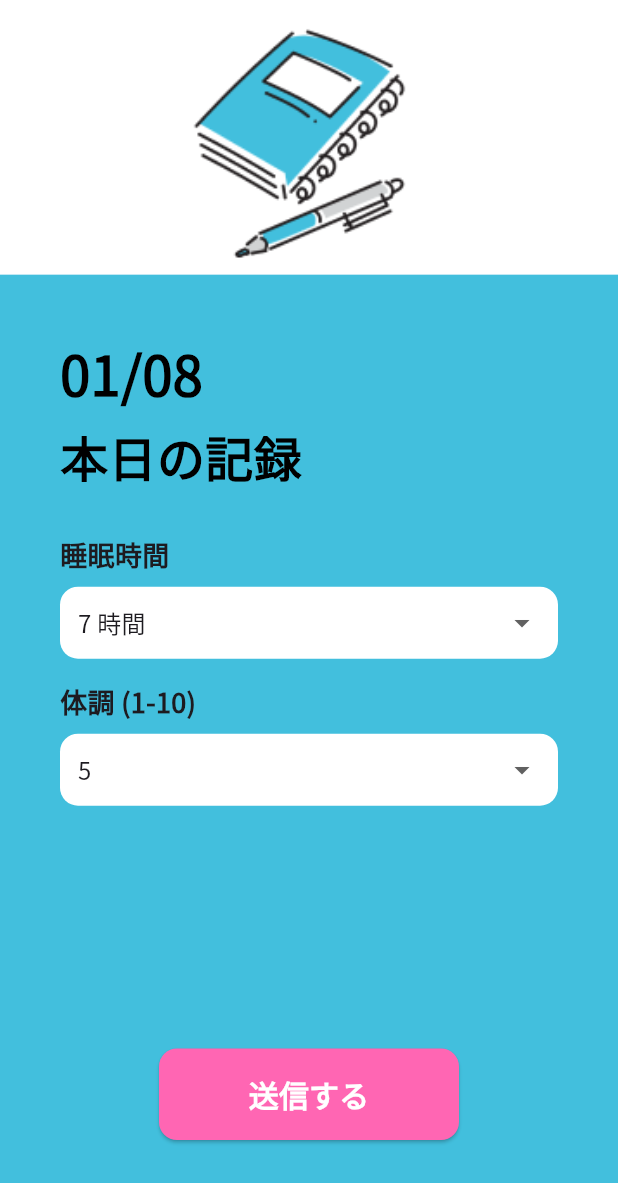
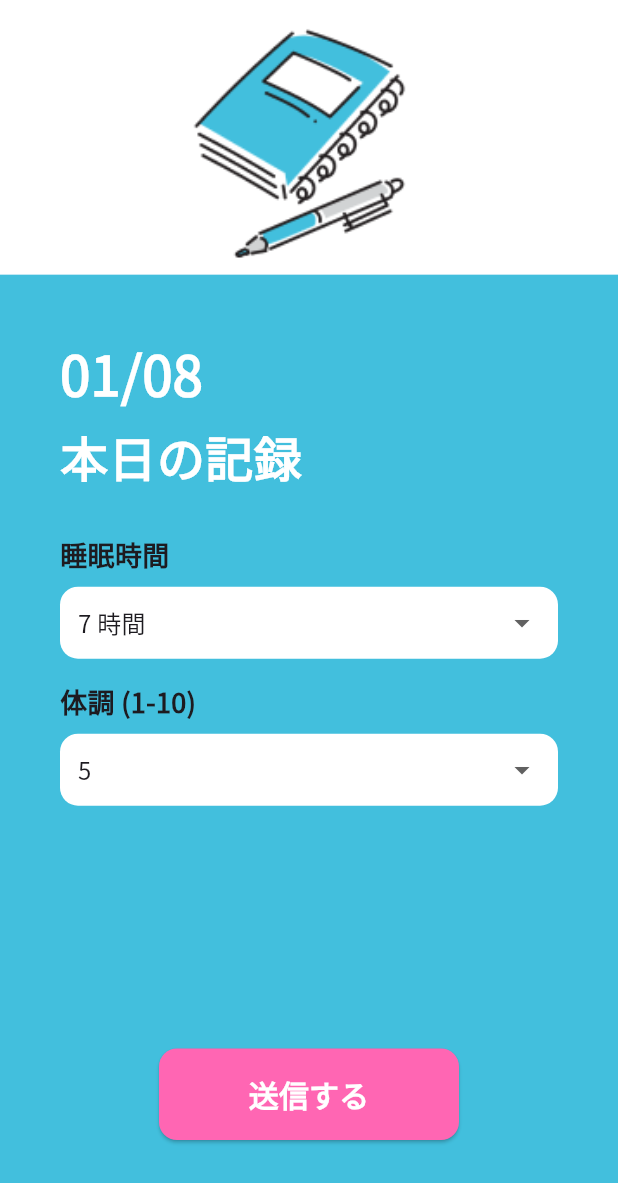
Before and after one commit to health-Care-App/health_care_app, a Flutter app: the SurveyScreen screen opened directly, on a phone screen of 412 x 824 dp. Shown: the top 1183 px of the screen. Run offline on Flutter 3.47's test engine with Material 3 defaults, Android fonts, the light colour scheme and no system bars; our stand-ins replace audioplayers, cloud_firestore, firebase_auth, firebase_core, fl_chart, flutter_svg and 3 more; accounts and stored records are empty; network calls fail; statements that could not run were skipped.

```diff
--- a/frontend/app/lib/chat/chat_screen.dart
+++ b/frontend/app/lib/chat/chat_screen.dart
@@ -9,7 +9,7 @@ import 'package:flutter/material.dart';
 import 'package:firebase_auth/firebase_auth.dart';
 import 'package:provider/provider.dart';
 import 'package:app/user_info.dart';
-// import 'package:app/survey.dart';
+import 'package:app/survey/survey.dart';
 import 'package:app/check_recent_data.dart';
 
 class ChatScreen extends StatefulWidget {
@@ -33,8 +33,7 @@ class _ChatScreenState extends State<ChatScreen> {
       Navigator.pushReplacement(
         context,
         MaterialPageRoute(
-            builder: (context) =>
-                const UserInfoScreen()), // 当日記録をしていなかったら遷移する画面
+            builder: (context) => const SurveyScreen()), // 当日記録をしていなかったら遷移する画面
       );
     }
   }
--- a/frontend/app/lib/color.dart
+++ b/frontend/app/lib/color.dart
@@ -3,4 +3,6 @@ import 'dart:ui';
 //アプリのベース色
 const baseColor = Color(0xff42BFDD);
 
+const graphColor = Color.fromARGB(255, 206, 236, 244);
+
 const pinkColor = Color(0xffFF66B3);
--- a/frontend/app/lib/survey/survey.dart
+++ b/frontend/app/lib/survey/survey.dart
@@ -36,10 +36,6 @@ class _SurveyScreenState extends State<SurveyScreen> {
         throw Exception("体調データ送信に失敗しました");
       }
 
-      ScaffoldMessenger.of(context).showSnackBar(
-        const SnackBar(content: Text("データ送信に成功しました")),
-      );
-
       Navigator.pushReplacement(
         context,
         MaterialPageRoute(builder: (context) => const ChatScreen()),
@@ -67,16 +63,16 @@ class _SurveyScreenState extends State<SurveyScreen> {
         children: [
           // 上部の白背景部分に画像を追加
           Expanded(
-            flex: 2, // flex値を3から2に変更して高さを縮小
+            flex: 2,
             child: Container(
               width: double.infinity,
               color: Colors.white,
               child: Padding(
-                padding: const EdgeInsets.all(8.0), // 余白を少し減らす
+                padding: const EdgeInsets.all(8.0),
                 child: Image.asset(
                   'assets/images/survey.png', // 画像ファイルのパス
-                  fit: BoxFit.contain, // 画像を適切にリサイズ
-                  alignment: Alignment.center, // 中央に配置
+                  fit: BoxFit.contain,
+                  alignment: Alignment.center,
                 ),
               ),
             ),
@@ -93,13 +89,13 @@ class _SurveyScreenState extends State<SurveyScreen> {
                   padding: const EdgeInsets.only(left: 40.0, top: 40.0),
                   child: Column(
                     mainAxisSize: MainAxisSize.min,
-                    crossAxisAlignment: CrossAxisAlignment.start, // 左寄せ設定
+                    crossAxisAlignment: CrossAxisAlignment.start,
                     children: [
                       Text(
                         getCurrentDate(),
                         style: const TextStyle(
                           fontSize: 36,
-                          color: Colors.black,
+                          color: Colors.white,
                           fontWeight: FontWeight.bold,
                         ),
                       ),
@@ -108,7 +104,7 @@ class _SurveyScreenState extends State<SurveyScreen> {
                         '本日の記録',
                         style: TextStyle(
                           fontSize: 32,
-                          color: Colors.black,
+                          color: Colors.white,
                           fontWeight: FontWeight.bold,
                         ),
                       ),
@@ -119,10 +115,10 @@ class _SurveyScreenState extends State<SurveyScreen> {
                   padding: const EdgeInsets.symmetric(
                       horizontal: 40.0, vertical: 24.0),
                   child: Column(
-                    mainAxisAlignment: MainAxisAlignment.start, // 上寄せ配置
+                    mainAxisAlignment: MainAxisAlignment.start,
                     crossAxisAlignment: CrossAxisAlignment.start,
                     children: [
-                      const SizedBox(height: 150), // 「本日の記録」とドロップダウンの間を調整
+                      const SizedBox(height: 150),
                       Column(
                         crossAxisAlignment: CrossAxisAlignment.start,
                         children: [
@@ -163,7 +159,7 @@ class _SurveyScreenState extends State<SurveyScreen> {
                           ),
                         ],
                       ),
-                      const SizedBox(height: 16), // 睡眠時間と体調の間を少し狭める
+                      const SizedBox(height: 16),
                       Column(
                         crossAxisAlignment: CrossAxisAlignment.start,
                         children: [
```
Also changed, not shown: frontend/app/lib/user_info.dart (+60 -35 lines).
